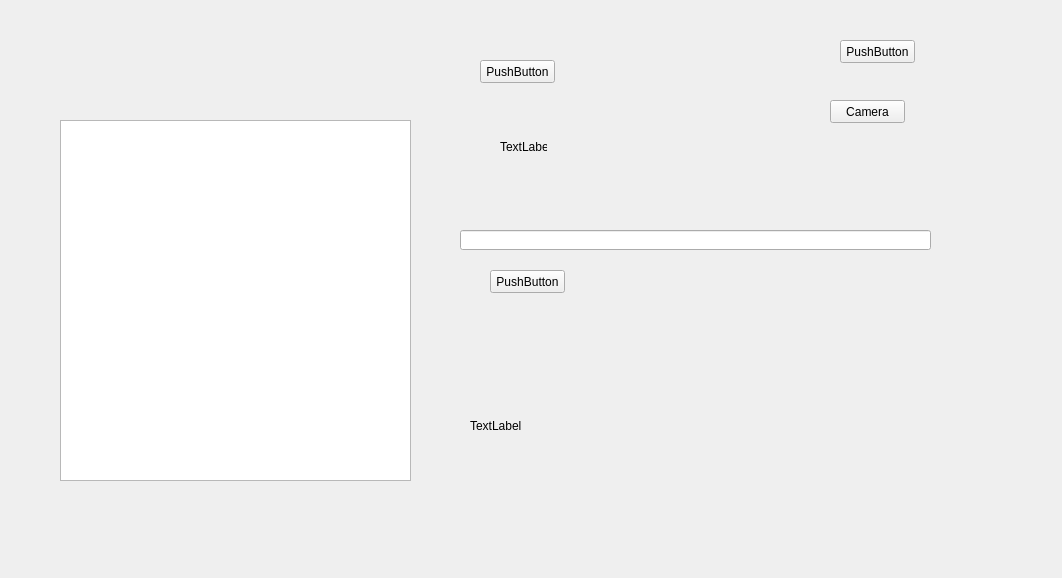
This is mainwindow.ui in adigyran/FestService as Qt 5 draws it before an edit. The edited form follows.
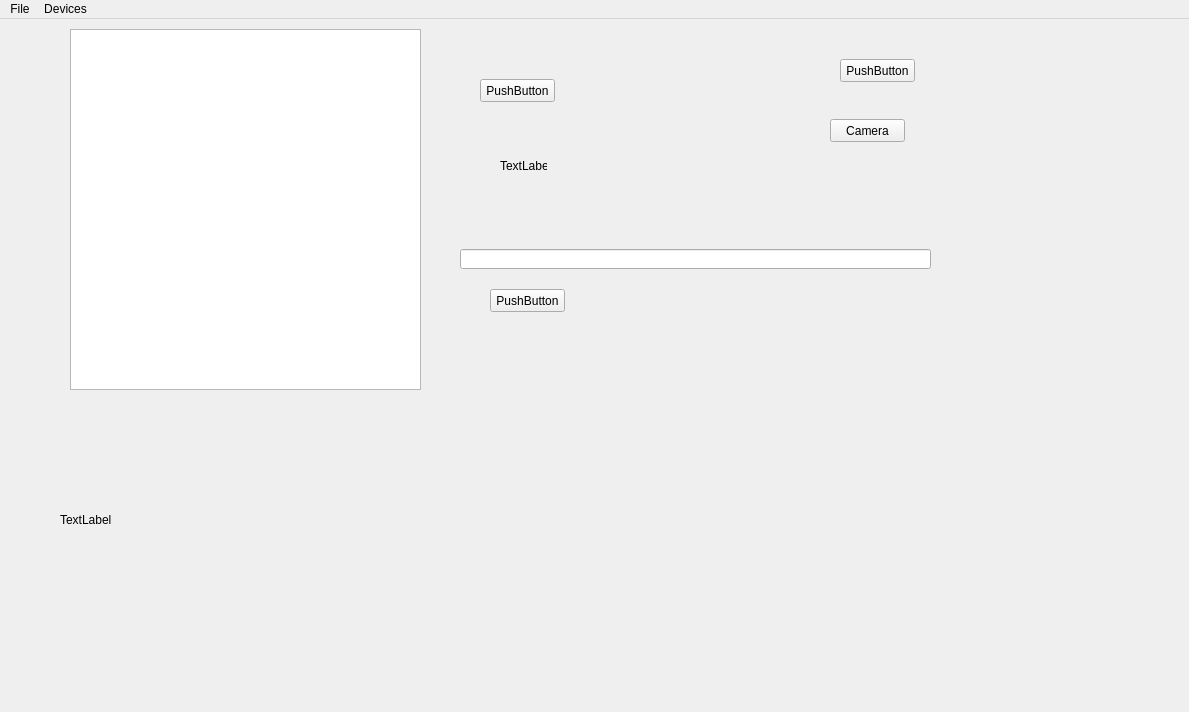
This is the edited form. Custom widgets are drawn as their Qt base class.

The edit to the form file:
```diff
--- a/mainwindow.ui
+++ b/mainwindow.ui
@@ -6,8 +6,8 @@
    <rect>
     <x>0</x>
     <y>0</y>
-    <width>1062</width>
-    <height>578</height>
+    <width>1189</width>
+    <height>712</height>
    </rect>
   </property>
   <property name="windowTitle">
@@ -43,8 +43,8 @@
    <widget class="QTextEdit" name="textEdit">
     <property name="geometry">
      <rect>
-      <x>60</x>
-      <y>120</y>
+      <x>70</x>
+      <y>10</y>
       <width>351</width>
       <height>361</height>
      </rect>
@@ -89,10 +89,10 @@
    <widget class="QLabel" name="label_2">
     <property name="geometry">
      <rect>
-      <x>470</x>
-      <y>340</y>
-      <width>331</width>
-      <height>171</height>
+      <x>60</x>
+      <y>380</y>
+      <width>411</width>
+      <height>241</height>
      </rect>
     </property>
     <property name="text">
@@ -112,6 +112,16 @@
      <string>Camera</string>
     </property>
    </widget>
+   <widget class="QCameraViewfinder" name="viewfinder" native="true">
+    <property name="geometry">
+     <rect>
+      <x>580</x>
+      <y>260</y>
+      <width>482</width>
+      <height>345</height>
+     </rect>
+    </property>
+   </widget>
    <zorder>pushButton_2</zorder>
    <zorder>pushButton</zorder>
    <zorder>textEdit</zorder>
@@ -126,13 +136,33 @@
     <rect>
      <x>0</x>
      <y>0</y>
-     <width>1062</width>
+     <width>1189</width>
      <height>21</height>
     </rect>
    </property>
+   <widget class="QMenu" name="menuFile">
+    <property name="title">
+     <string>File</string>
+    </property>
+   </widget>
+   <widget class="QMenu" name="menuDevices">
+    <property name="title">
+     <string>Devices</string>
+    </property>
+   </widget>
+   <addaction name="menuFile"/>
+   <addaction name="menuDevices"/>
   </widget>
  </widget>
  <layoutdefault spacing="6" margin="11"/>
+ <customwidgets>
+  <customwidget>
+   <class>QCameraViewfinder</class>
+   <extends>QWidget</extends>
+   <header>qcameraviewfinder.h</header>
+   <container>1</container>
+  </customwidget>
+ </customwidgets>
  <resources/>
  <connections/>
 </ui>
```
Left out of the diff: 1 changed line with no effect on the pictures.
